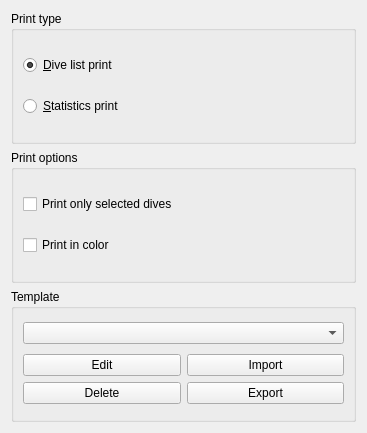
Old version of the form desktop-widgets/printoptions.ui in the repository subsurface/subsurface.
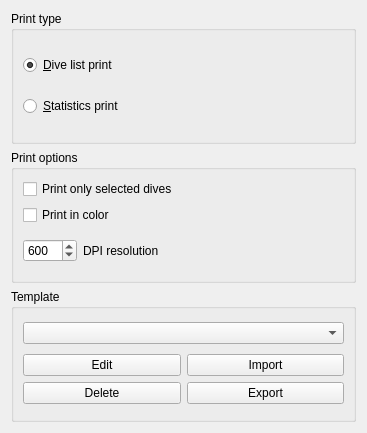
New version of the form.

Commit message:
Set printer resolution
You need a better resolution to plot a picture with high resolution...

Connection done with a lambda expression thanks to @dirkhh.

The edit to the form file:
```diff
--- a/desktop-widgets/printoptions.ui
+++ b/desktop-widgets/printoptions.ui
@@ -93,6 +93,36 @@
         </property>
        </widget>
       </item>
+      <item>
+       <layout class="QHBoxLayout" name="horizontalLayout_2">
+        <item>
+         <widget class="QSpinBox" name="resolution">
+          <property name="sizePolicy">
+           <sizepolicy hsizetype="Fixed" vsizetype="Fixed">
+            <horstretch>0</horstretch>
+            <verstretch>0</verstretch>
+           </sizepolicy>
+          </property>
+          <property name="maximum">
+           <number>4000</number>
+          </property>
+          <property name="singleStep">
+           <number>10</number>
+          </property>
+          <property name="value">
+           <number>600</number>
+          </property>
+         </widget>
+        </item>
+        <item>
+         <widget class="QLabel" name="label">
+          <property name="text">
+           <string>DPI resolution</string>
+          </property>
+         </widget>
+        </item>
+       </layout>
+      </item>
      </layout>
     </widget>
    </item>
```
The commit also changes 3 other files.
